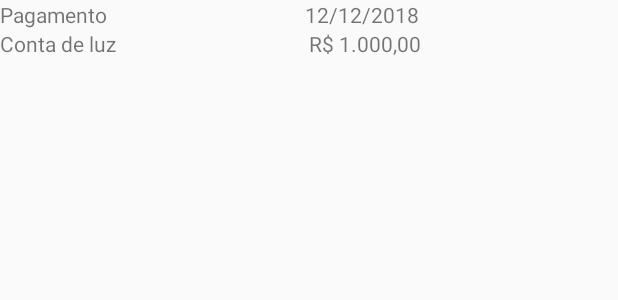
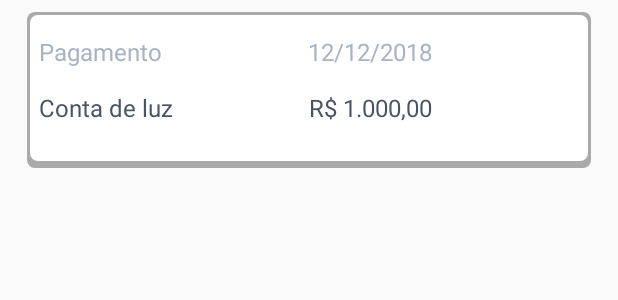
Before and after one commit to danilovalerio/appBanco, an Android app: the layout adapter_transacoes.xml on its own in the app's theme, with its tools: preview values and no code run, on a phone screen of 412 x 824 dp. Shown: the top 300 px of the screen. Run offline under Robolectric (Android 15) with nearby library versions, the phone set to English and light mode, and no system bars.

```diff
--- a/app/src/main/AndroidManifest.xml
+++ b/app/src/main/AndroidManifest.xml
@@ -15,8 +15,8 @@
         android:usesCleartextTraffic="true">
         <activity
             android:name=".views.DetalhesActivity"
-            android:theme="@style/Theme.AppCompat.LightFullScreen"></activity>
-        <activity android:name=".views.ContaActivity" />
+            android:theme="@style/Theme.AppCompat.LightFullScreen">
+        </activity>
         <activity
             android:name=".views.MainActivity"
             android:theme="@style/Theme.AppCompat.LightFullScreen">
--- /dev/null
+++ b/app/src/main/res/drawable/layout_shadow.xml
@@ -0,0 +1,23 @@
+<?xml version="1.0" encoding="utf-8"?>
+
+<layer-list xmlns:android="http://schemas.android.com/apk/res/android">
+    <item >
+        <shape
+            android:shape="rectangle">
+            <solid android:color="@android:color/darker_gray" />
+            <corners android:radius="5dp"/>
+        </shape>
+    </item>
+
+    <item
+        android:top="2dp"
+        android:right="2dp"
+        android:left="2dp"
+        android:bottom="5dp">
+        <shape
+            android:shape="rectangle">
+            <solid android:color="@android:color/white"/>
+            <corners android:radius="5dp"/>
+        </shape>
+    </item>
+</layer-list>
--- a/app/src/main/res/layout/adapter_transacoes.xml
+++ b/app/src/main/res/layout/adapter_transacoes.xml
@@ -1,19 +1,30 @@
 <?xml version="1.0" encoding="utf-8"?>
 <LinearLayout xmlns:android="http://schemas.android.com/apk/res/android"
     android:layout_width="match_parent"
-    android:layout_height="wrap_content"
-    android:orientation="vertical">
+    android:layout_height="104dp"
+    android:orientation="vertical"
+    android:layout_marginTop="8dp"
+    android:layout_marginStart="@dimen/marginStart"
+    android:layout_marginEnd="@dimen/marginEnd"
+    android:layout_marginBottom="10dp"
+    android:background="@drawable/layout_shadow">
 
     <LinearLayout
         android:layout_width="match_parent"
         android:layout_height="wrap_content"
-        android:orientation="horizontal">
+        android:orientation="horizontal"
+        android:layout_marginTop="15dp"
+        android:layout_marginLeft="8dp"
+        android:layout_marginRight="8dp"
+        >
 
         <TextView
             android:id="@+id/tvTitle"
             android:layout_width="wrap_content"
             android:layout_height="wrap_content"
             android:layout_weight="1"
+            android:textColor="#FFA8B4C4"
+            android:textSize="16dp"
             android:text="Pagamento" />
 
         <TextView
@@ -21,27 +32,38 @@
             android:layout_width="wrap_content"
             android:layout_height="wrap_content"
             android:layout_weight="1"
-            android:text="12/12/2018" />
+            android:text="12/12/2018"
+            android:textColor="#FFA8B4C4"
+            android:textSize="16dp"/>
     </LinearLayout>
 
     <LinearLayout
         android:layout_width="match_parent"
         android:layout_height="wrap_content"
-        android:orientation="horizontal">
+        android:orientation="horizontal"
+        android:layout_marginTop="15dp"
+        android:layout_marginLeft="8dp"
+        android:layout_marginRight="8dp">
 
         <TextView
             android:id="@+id/tvDesc"
             android:layout_width="match_parent"
             android:layout_height="wrap_content"
             android:layout_weight="1"
-            android:text="Conta de luz" />
+            android:text="Conta de luz"
+            android:textColor="#485465"
+            android:textSize="16dp"
+            />
 
         <TextView
             android:id="@+id/tvValue"
             android:layout_width="match_parent"
             android:layout_height="wrap_content"
             android:layout_weight="1"
-            android:text="R$ 1.000,00" />
+            android:text="R$ 1.000,00"
+            android:textColor="#485465"
+            android:textSize="16dp"
+            />
     </LinearLayout>
 
 </LinearLayout>
--- a/app/src/main/res/values/dimens.xml
+++ b/app/src/main/res/values/dimens.xml
@@ -4,5 +4,6 @@
     <dimen name="activity_vertical_margin">16dp</dimen>
 
     <dimen name="text_titulo1">25dp</dimen>
-    <dimen name="marginStart">18</dimen>
+    <dimen name="marginStart">18dp</dimen>
+    <dimen name="marginEnd">18dp</dimen>
 </resources>
```
Also changed, not shown: app/src/main/java/com/example/testesantanderapp/views/DetalhesActivity.java (+40 -20 lines), app/src/main/res/layout/activity_conta.xml (+26 -23 lines), app/src/main/res/layout/activity_main.xml (+8 -7 lines), app/src/main/res/drawable/logout2.png (renamed from app/src/main/res/drawable/logout 2.png).
